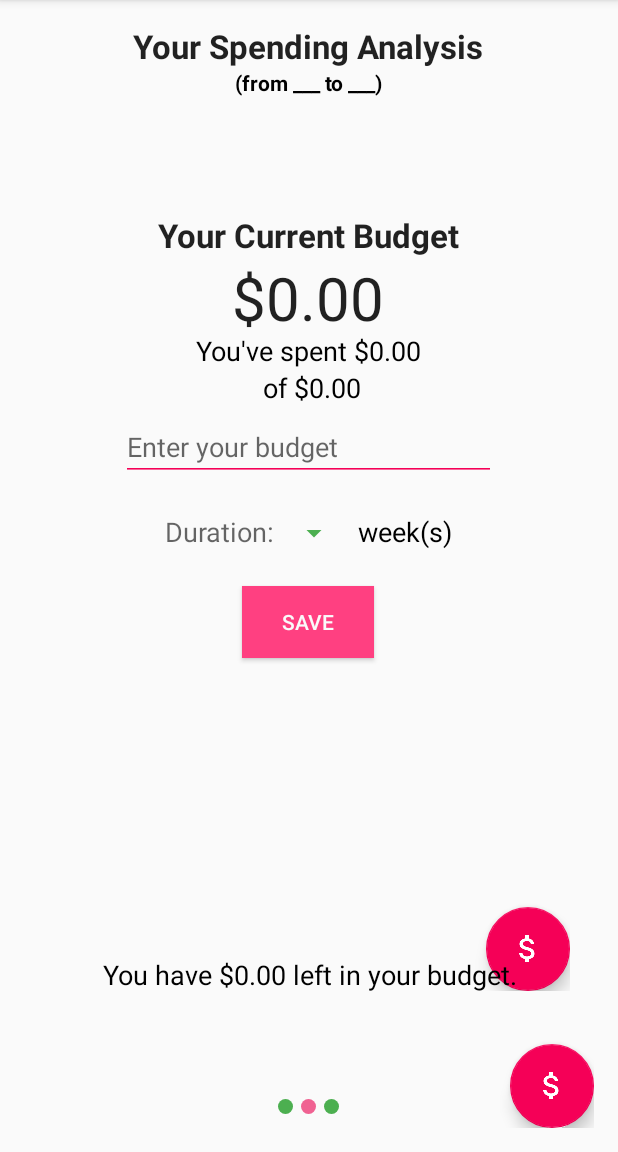
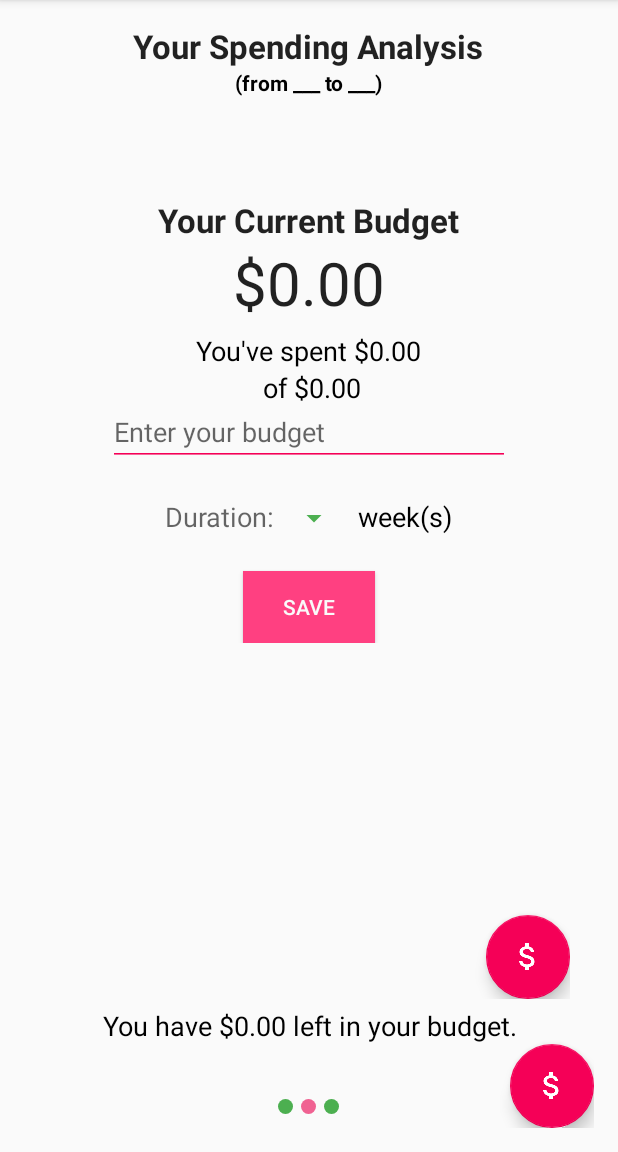
Before and after one commit to MarcioPorto/papramaki, an Android app: the fragment BudgetFragment placed in its activity, on a phone screen of 412 x 824 dp, the part 84-1236 px from its top. Run offline under Robolectric (Android 15) with nearby library versions, the phone set to English and light mode, and no system bars; libraries missing offline, so code that uses them is left out: com.echo.holographlibrary, com.squareup.okhttp; plain views replace PieGraph; 21 statements that could not run were skipped.

Commit message:
General refactoring

```diff
--- a/app/src/main/java/com/papramaki/papramaki/adapters/HistoryListAdapter.java
+++ b/app/src/main/java/com/papramaki/papramaki/adapters/HistoryListAdapter.java
@@ -68,7 +68,7 @@ public class HistoryListAdapter extends ArrayAdapter<Expenditure> {
 
         for(Category category: LocalData.categories){
             if(expenditure.getCategoryId() == category.getId()){
-                holder.catText.setText(category.getName());
+                holder.catText.setText("on " + category.getName());
                 break;
             }
         }
--- a/app/src/main/res/layout/fragment_analysis.xml
+++ b/app/src/main/res/layout/fragment_analysis.xml
@@ -4,8 +4,8 @@
                 xmlns:app2="http://schemas.android.com/apk/res-auto"
                 android:layout_width="match_parent"
                 android:layout_height="match_parent"
-                android:paddingLeft="@dimen/activity_horizontal_margin"
-                android:paddingRight="@dimen/activity_horizontal_margin"
+                android:paddingLeft="@dimen/analysis_horizontal_margin"
+                android:paddingRight="@dimen/analysis_horizontal_margin"
                 android:paddingTop="@dimen/activity_vertical_margin"
                 android:paddingBottom="@dimen/activity_vertical_margin"
                 android:orientation="vertical"
@@ -22,11 +22,22 @@
         android:layout_centerHorizontal="true"
         android:layout_alignParentTop="true" />
 
+    <TextView
+        android:id="@+id/duration"
+        android:layout_width="wrap_content"
+        android:layout_height="wrap_content"
+        android:textAppearance="?android:attr/textAppearanceSmall"
+        android:text="Budget Duration"
+        android:textStyle="bold"
+        android:textColor="@color/black"
+        android:layout_below="@+id/analysisTitle"
+        android:layout_centerHorizontal="true" />
+
     <com.echo.holographlibrary.PieGraph
         android:id="@+id/piegraph"
         android:layout_width="match_parent"
         android:layout_height="match_parent"
-        android:layout_marginBottom="75dp"
+        android:layout_marginBottom="70dp"
         app:pieInnerCircleRatio="180"
         app:pieSlicePadding="0dip" />
 
@@ -50,50 +61,15 @@
         android:layout_below="@+id/moneySpent"
         android:text="of Budget"/>
 
-    <LinearLayout
-            android:layout_width="wrap_content"
-            android:layout_height="wrap_content"
-            android:layout_centerHorizontal="true"
-            android:layout_centerVertical="true"
-            android:gravity="center"
-            android:orientation="vertical" >
-
-    </LinearLayout>
-
-    <LinearLayout
-        android:orientation="horizontal"
-        android:layout_margin="16dp"
-        android:layout_width="match_parent"
-        android:layout_height="wrap_content">
-
-    </LinearLayout>
-
-    <LinearLayout
-        android:orientation="horizontal"
-        android:layout_margin="16dp"
-        android:layout_width="match_parent"
-        android:layout_height="wrap_content">
-
-    </LinearLayout>
-
-    <!--<Button-->
-        <!--android:layout_width="wrap_content"-->
-        <!--android:layout_height="wrap_content"-->
-        <!--android:text="Animate to random values"-->
-        <!--android:id="@+id/animatePieButton"-->
-        <!--android:layout_weight="0"/>-->
-
     <TextView
         android:textAppearance="?android:attr/textAppearanceMedium"
         android:text="Amount Remaining"
         android:id="@+id/textView3"
         android:layout_width="wrap_content"
         android:layout_height="wrap_content"
-        android:layout_alignParentBottom="true"
         android:layout_centerHorizontal="true"
-        android:textAlignment="center"
         android:gravity="center"
-        android:layout_marginBottom="90dp"
+        android:layout_above="@+id/FAB"
         android:textColor="@color/black" />
 
     <android.support.design.widget.FloatingActionButton
@@ -105,18 +81,7 @@
         android:layout_alignParentBottom="true"
         android:layout_alignParentRight="true"
         android:layout_alignParentEnd="true"
-        android:layout_gravity="bottom|right"
+        android:layout_gravity="bottom|end"
         app2:backgroundTint="@color/pink_a400"/>
 
-    <TextView
-        android:id="@+id/duration"
-        android:layout_width="wrap_content"
-        android:layout_height="wrap_content"
-        android:textAppearance="?android:attr/textAppearanceSmall"
-        android:text="Budget Duration"
-        android:textStyle="bold"
-        android:textColor="@color/black"
-        android:layout_below="@+id/analysisTitle"
-        android:layout_centerHorizontal="true" />
-
 </RelativeLayout>
--- a/app/src/main/res/layout/fragment_budget.xml
+++ b/app/src/main/res/layout/fragment_budget.xml
@@ -3,22 +3,24 @@
                 xmlns:app="http://schemas.android.com/apk/res-auto"
                 android:layout_width="match_parent"
                 android:layout_height="match_parent"
-                android:paddingLeft="@dimen/activity_horizontal_margin"
-                android:paddingRight="@dimen/activity_horizontal_margin"
+                android:paddingLeft="@dimen/analysis_horizontal_margin"
+                android:paddingRight="@dimen/analysis_horizontal_margin"
                 android:paddingTop="@dimen/activity_vertical_margin"
                 android:paddingBottom="@dimen/activity_vertical_margin"
                 tools:context="com.papramaki.papramaki.ui.AnalysisFragment">
+
     <RelativeLayout
         android:layout_width="wrap_content"
         android:layout_height="wrap_content"
         android:layout_centerHorizontal="true">
+
         <TextView
             android:id="@+id/another_fragment_text"
             android:text="Your Current Budget"
             android:textAppearance="?android:attr/textAppearanceLarge"
             android:textStyle="bold"
             android:layout_centerHorizontal="true"
-            android:layout_marginTop="110dp"
+            android:layout_marginTop="100dp"
             android:layout_width="wrap_content"
             android:layout_height="wrap_content"/>
 
@@ -33,9 +35,10 @@
             android:layout_centerHorizontal="true"/>
 
         <EditText
-            android:layout_width="250dp"
+            android:layout_width="match_parent"
             android:layout_height="wrap_content"
-            android:ems="13"
+            android:layout_marginRight="40dp"
+            android:layout_marginLeft="40dp"
             android:id="@+id/budget"
             android:hint="Enter your budget"
             android:inputType="numberDecimal"
@@ -50,6 +53,8 @@
             android:layout_width="wrap_content"
             android:layout_height="wrap_content"
             android:layout_centerHorizontal="true"
+            android:layout_marginRight="40dp"
+            android:layout_marginLeft="40dp"
             android:layout_below="@+id/budget">
 
             <TextView
@@ -92,8 +97,8 @@
             android:layout_below="@+id/linearDurationLayout"
             android:layout_marginTop="10dp"
             android:layout_centerHorizontal="true"
-            android:layout_marginBottom="29dp"
             android:background="@color/pink_a200" />
+
     </RelativeLayout>
 
     <android.support.design.widget.FloatingActionButton
--- a/app/src/main/res/values/dimens.xml
+++ b/app/src/main/res/values/dimens.xml
@@ -1,5 +1,7 @@
 <resources>
     <!-- Default screen margins, per the Android Design guidelines. -->
-    <dimen name="activity_horizontal_margin">16dp</dimen>
+    <dimen name="activity_horizontal_margin">40dp</dimen>
+    <dimen name="analysis_horizontal_margin">16dp</dimen>
     <dimen name="activity_vertical_margin">16dp</dimen>
+    <dimen name="default_side_spacing">24dp</dimen>
 </resources>
--- a/app/src/main/res/values/styles.xml
+++ b/app/src/main/res/values/styles.xml
@@ -10,6 +10,12 @@
         <item name="colorControlNormal">@color/green_500</item>
         <item name="colorControlActivated">@color/pink_a400</item>
         <item name="colorControlHighlight">@color/pink_a400</item>
+        <item name="android:editTextStyle">@style/App_EditTextStyle</item>
+    </style>
+
+    <style name="App_EditTextStyle" parent="@style/Widget.AppCompat.EditText">
+        <item name="android:layout_marginLeft">35dp</item>
+        <item name="android:layout_marginRight">35dp</item>
     </style>
 
 </resources>
```
Also changed, not shown: app/src/main/res/layout/activity_deduction.xml (+7 -20 lines), app/src/main/res/layout/activity_login.xml (+15 -19 lines), app/src/main/res/layout/activity_main.xml (+13 -0 lines), app/src/main/res/layout/activity_sign_up.xml (+9 -13 lines), app/src/main/res/layout/fragment_history.xml (+4 -6 lines).
